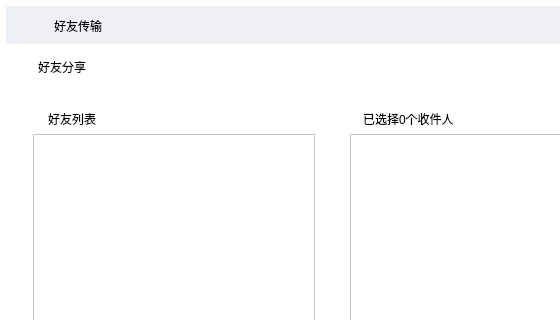
The window that senddialog.ui (HustGw/CLLLLLLLSAFFFFFEWINN) describes before a commit, drawn with Qt 5; both pictures show x 0 to 560 and y 0 to 320 of the 664 by 510 pixel window.
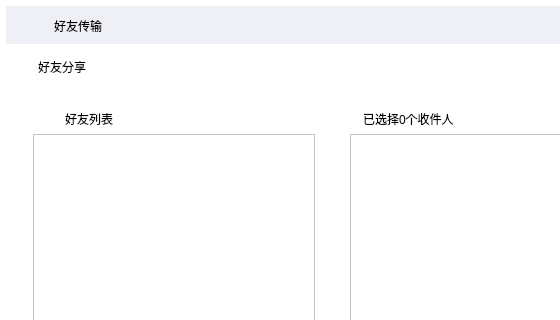
The same window after the commit. Icons and pictures are not drawn.

Diff of the .ui file:
```diff
--- a/senddialog.ui
+++ b/senddialog.ui
@@ -54,7 +54,7 @@
     <rect>
      <x>38</x>
      <y>59</y>
-     <width>61</width>
+     <width>400</width>
      <height>16</height>
     </rect>
    </property>
@@ -196,7 +196,7 @@
   <widget class="QLabel" name="label_8">
    <property name="geometry">
     <rect>
-     <x>48</x>
+     <x>65</x>
      <y>111</y>
      <width>200</width>
      <height>15</height>
@@ -206,6 +206,22 @@
     <string>好友列表</string>
    </property>
   </widget>
+  <widget class="QLabel" name="label_9">
+   <property name="geometry">
+    <rect>
+     <x>45</x>
+     <y>114</y>
+     <width>15</width>
+     <height>8</height>
+    </rect>
+   </property>
+   <property name="styleSheet">
+    <string notr="true">border-image: url(:/new/login/pictures/login_accounts_management.png);</string>
+   </property>
+   <property name="text">
+    <string/>
+   </property>
+  </widget>
   <zorder>label_3</zorder>
   <zorder>listWidget</zorder>
   <zorder>listWidget_2</zorder>
```
Left out of the diff: 1 changed line with no effect on the pictures.
